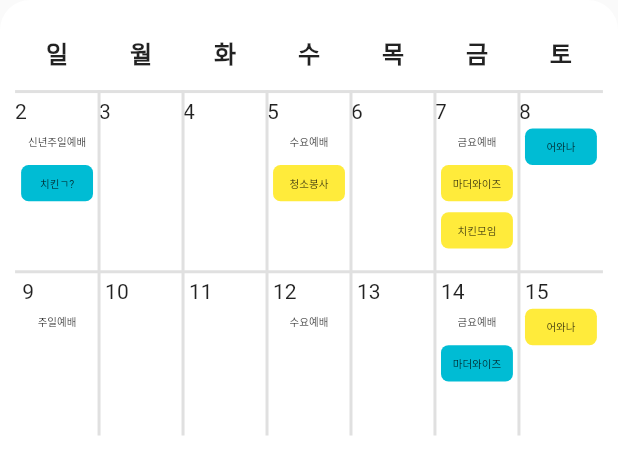
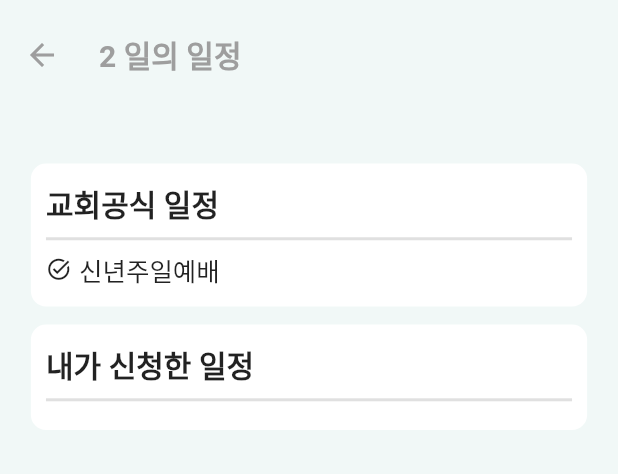
Before and after one commit to minjun-P/byBloom_MVP, a Flutter app: the Calendar widget shown alone on an empty page, opened directly, after a tap on an icon or button, on a phone screen of 412 x 824 dp. Shown: the top 474 px of the screen. Run offline on Flutter 3.47's test engine with Material 2 defaults, Android fonts, the phone set to English and light mode, and no system bars; our stand-ins replace firebase_auth, firebase_core, firebase_database, firebase_storage, flutter_screenutil, get and 1 more; accounts and stored records are empty; network calls fail.

Commit message:
캘린더 완성

```diff
--- a/lib/main.dart
+++ b/lib/main.dart
@@ -1,6 +1,7 @@
 import 'package:bybloom_mvp/Auth/RegisterPage.dart';
 import 'package:bybloom_mvp/Auth/loginPage.dart';
 import 'package:bybloom_mvp/mainscreen.dart';
+import 'package:bybloom_mvp/schedule/components/calendar_detail.dart';
 import 'package:flutter/material.dart';
 import 'package:firebase_core/firebase_core.dart';
 import 'package:get/get.dart';
@@ -41,6 +42,11 @@ class MyApp extends StatelessWidget {
           GetPage(
             name:'/PostView',
             page:() => PostViewPage()
+          ),
+          GetPage(
+            name: '/Calendar/:day',
+            page: () => CalendarDetailPage()
+
           )
         ],
 
--- a/lib/mainscreen.dart
+++ b/lib/mainscreen.dart
@@ -40,7 +40,7 @@ class _MainScreenState extends State<MainScreen> {
         ],
       ),
       body: Container(
-        padding: EdgeInsets.symmetric(horizontal: MediaQuery.of(context).size.width/20),
+        padding: EdgeInsets.symmetric(horizontal: 0.05.sw),
         color: Color(0xFFf1f8f7),
         child: IndexedStack(
           index: _selectedIndex,
--- a/lib/schedule/components/calendar.dart
+++ b/lib/schedule/components/calendar.dart
@@ -49,9 +49,11 @@ class Calendar extends StatelessWidget {
                                 Align(
                                     alignment: Alignment(-0.8,0),
                                     child: InkWell(
-                                        onTap: () {
+                                        onDoubleTap: (){
                                           controller.add(index+2);
-                                          print(index+2);
+                                        },
+                                        onTap: (){
+                                          Get.toNamed('/Calendar/${index+2}');
                                         },
                                         child: Container(width:double.infinity,child: Text('${index+2}')))
                                 ),
@@ -84,8 +86,11 @@ class Calendar extends StatelessWidget {
                                 Align(
                                     alignment: Alignment(-0.8,-0),
                                     child: InkWell(
+                                        onDoubleTap: (){
+                                          controller.add(index+9);
+                                        },
                                         onTap: (){
-                                          controller.add(index+9);
+                                          Get.toNamed('/Calendar/${index+9}');
                                         },
                                         child: Text('${index+9}')
                                     )
--- /dev/null
+++ b/lib/schedule/components/calendar_detail.dart
@@ -0,0 +1,66 @@
+import 'package:bybloom_mvp/constants.dart';
+import 'package:bybloom_mvp/schedule/schedule_controller.dart';
+import 'package:flutter/material.dart';
+import 'package:get/get.dart';
+import 'package:flutter_screenutil/flutter_screenutil.dart';
+
+class CalendarDetailPage extends StatelessWidget {
+  CalendarDetailPage({Key? key}) : super(key: key);
+
+  final day = Get.parameters['day'];
+
+  @override
+  Widget build(BuildContext context) {
+    return Scaffold(
+      appBar: AppBar(
+        title: Text('$day 일의 일정'),
+        titleSpacing: 10,
+      ),
+      backgroundColor: MColor,
+      body: Container(
+        padding: EdgeInsets.symmetric(vertical: 30.h, horizontal: 0.05.sw),
+        child: ListView(
+          children: [
+            GetBuilder<CalendarController>(
+              builder: (_) => _detailBuilder('교회공식 일정',_.OfficialMap),
+            ),
+            GetBuilder<CalendarController>(
+              builder: (_) => _detailBuilder('내가 신청한 일정',_.PersonalMap),
+            )
+
+          ],
+        ),
+      ),
+    );
+  }
+
+  _detailBuilder(String title, Map schedule) {
+    return Container(
+      margin: EdgeInsets.only(bottom: 10.h),
+      padding: EdgeInsets.symmetric(horizontal: 10.w,vertical: 10.h),
+      decoration: BoxDecoration(
+          color: Colors.white,
+          borderRadius: BorderRadius.circular(10.r)
+      ),
+      child: Column(
+          crossAxisAlignment: CrossAxisAlignment.start,
+          children: [
+            Text(title,style: TextStyle(fontWeight: FontWeight.bold,fontSize: 20),),
+            Divider(thickness: 2,),
+            ...List.generate(
+                schedule.containsKey(day)?schedule[day]!.length:0,
+                    (index) => Row(
+                  children: [
+                    Icon(Icons.task_alt,size: 17,),
+                    SizedBox(width: 5.w,),
+                    Text(schedule[Get.parameters['day']]![index], style: TextStyle(fontSize: 17),)
+                  ],
+                )
+            )
+
+          ]
+      ),
+    );
+  }
+
+}
```
